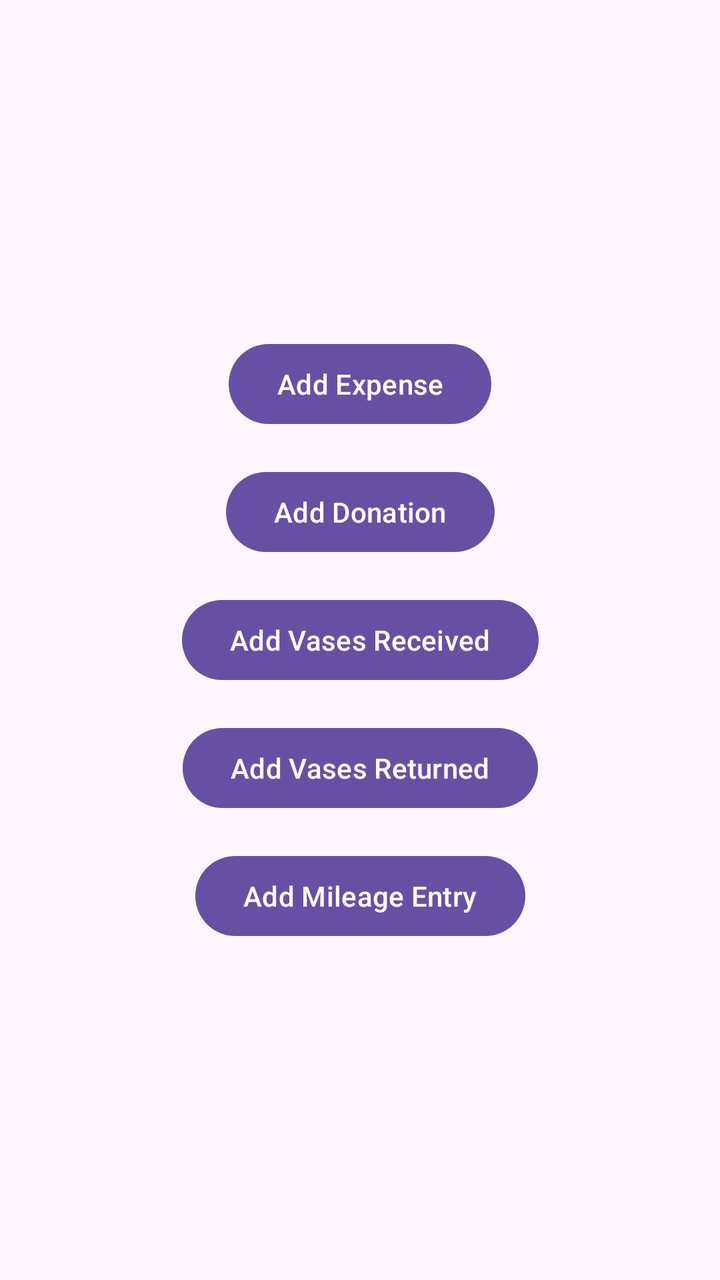
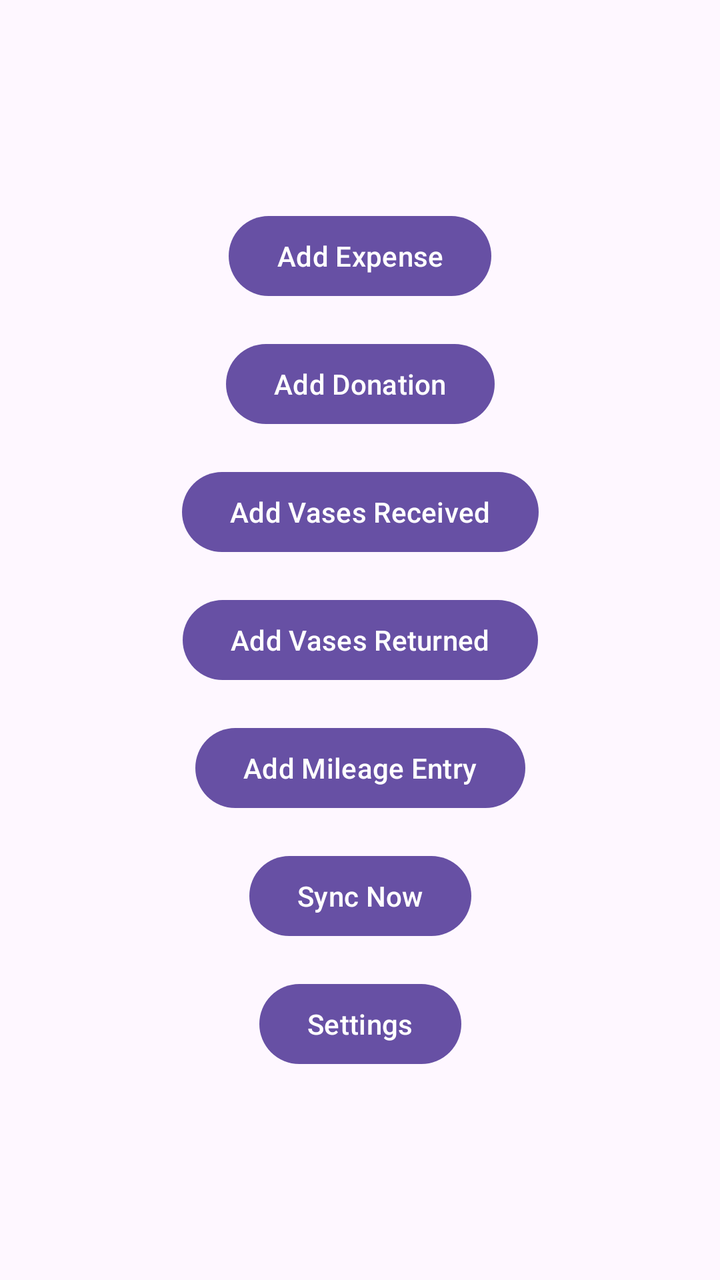

Screens rendered from an Android XML layout before and after an edit, with the pre-edit source and the edit as a unified diff.
<!-- AndroidManifest.xml: application theme Theme.BAPOps -->
<!-- res/layout/activity_main.xml -->
<?xml version="1.0" encoding="utf-8"?>
<androidx.constraintlayout.widget.ConstraintLayout xmlns:android="http://schemas.android.com/apk/res/android"
    xmlns:app="http://schemas.android.com/apk/res-auto"
    xmlns:tools="http://schemas.android.com/tools"
    android:id="@+id/main"
    android:layout_width="match_parent"
    android:layout_height="match_parent"
    tools:context=".MainActivity">

    <Button
        android:id="@+id/addExpenseButton"
        android:layout_width="wrap_content"
        android:layout_height="wrap_content"
        android:text="Add Expense"
        app:layout_constraintTop_toTopOf="parent"
        app:layout_constraintBottom_toTopOf="@+id/addDonationButton"
        app:layout_constraintStart_toStartOf="parent"
        app:layout_constraintEnd_toEndOf="parent"
        app:layout_constraintVertical_chainStyle="packed" />

    <Button
        android:id="@+id/addDonationButton"
        android:layout_width="wrap_content"
        android:layout_height="wrap_content"
        android:layout_marginTop="16dp"
        android:text="Add Donation"
        app:layout_constraintTop_toBottomOf="@+id/addExpenseButton"
        app:layout_constraintBottom_toTopOf="@+id/addVaseReceivedButton"
        app:layout_constraintStart_toStartOf="parent"
        app:layout_constraintEnd_toEndOf="parent" />

    <Button
        android:id="@+id/addVaseReceivedButton"
        android:layout_width="wrap_content"
        android:layout_height="wrap_content"
        android:layout_marginTop="16dp"
        android:text="Add Vases Received"
        app:layout_constraintTop_toBottomOf="@+id/addDonationButton"
        app:layout_constraintBottom_toTopOf="@+id/addVaseReturnedButton"
        app:layout_constraintStart_toStartOf="parent"
        app:layout_constraintEnd_toEndOf="parent" />

    <Button
        android:id="@+id/addVaseReturnedButton"
        android:layout_width="wrap_content"
        android:layout_height="wrap_content"
        android:layout_marginTop="16dp"
        android:text="Add Vases Returned"
        app:layout_constraintTop_toBottomOf="@+id/addVaseReceivedButton"
        app:layout_constraintBottom_toTopOf="@+id/addMileageButton"
        app:layout_constraintStart_toStartOf="parent"
        app:layout_constraintEnd_toEndOf="parent" />

    <Button
        android:id="@+id/addMileageButton"
        android:layout_width="wrap_content"
        android:layout_height="wrap_content"
        android:layout_marginTop="16dp"
        android:text="Add Mileage Entry"
        app:layout_constraintTop_toBottomOf="@+id/addVaseReturnedButton"
        app:layout_constraintBottom_toBottomOf="parent"
        app:layout_constraintStart_toStartOf="parent"
        app:layout_constraintEnd_toEndOf="parent" />

</androidx.constraintlayout.widget.ConstraintLayout>
<!-- resources referenced by this layout -->
<resources>
  <style name="Theme.BAPOps" parent="Base.Theme.BAPOps" />
  <style name="Base.Theme.BAPOps" parent="Theme.Material3.DayNight.NoActionBar">
          
          
      </style>
</resources>

<!-- the commit's change to res/layout/activity_main.xml (unified diff, before → after) -->
@@ -58,6 +58,28 @@
         android:layout_marginTop="16dp"
         android:text="Add Mileage Entry"
         app:layout_constraintTop_toBottomOf="@+id/addVaseReturnedButton"
+        app:layout_constraintBottom_toTopOf="@+id/syncNowButton"
+        app:layout_constraintStart_toStartOf="parent"
+        app:layout_constraintEnd_toEndOf="parent" />
+
+    <Button
+        android:id="@+id/syncNowButton"
+        android:layout_width="wrap_content"
+        android:layout_height="wrap_content"
+        android:layout_marginTop="16dp"
+        android:text="Sync Now"
+        app:layout_constraintTop_toBottomOf="@+id/addMileageButton"
+        app:layout_constraintBottom_toTopOf="@+id/settingsButton"
+        app:layout_constraintStart_toStartOf="parent"
+        app:layout_constraintEnd_toEndOf="parent" />
+
+    <Button
+        android:id="@+id/settingsButton"
+        android:layout_width="wrap_content"
+        android:layout_height="wrap_content"
+        android:layout_marginTop="16dp"
+        android:text="Settings"
+        app:layout_constraintTop_toBottomOf="@+id/syncNowButton"
         app:layout_constraintBottom_toBottomOf="parent"
         app:layout_constraintStart_toStartOf="parent"
         app:layout_constraintEnd_toEndOf="parent" />
